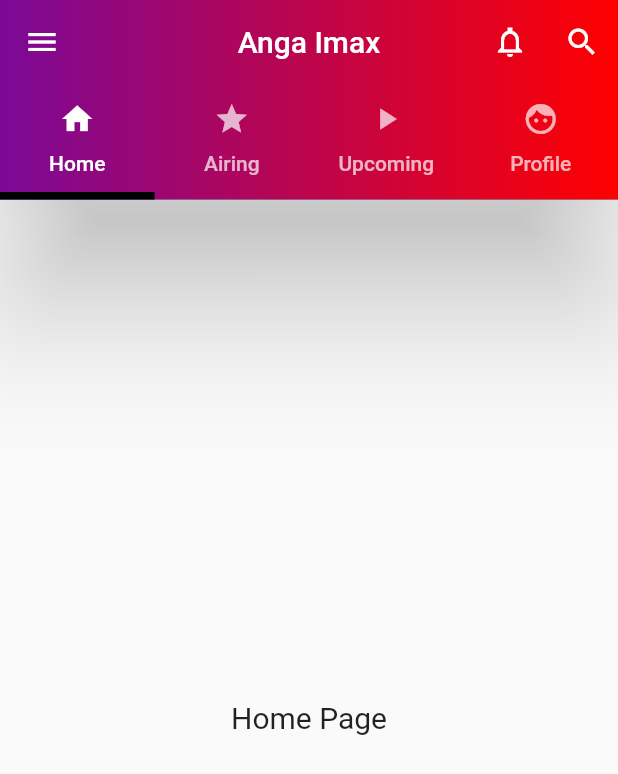
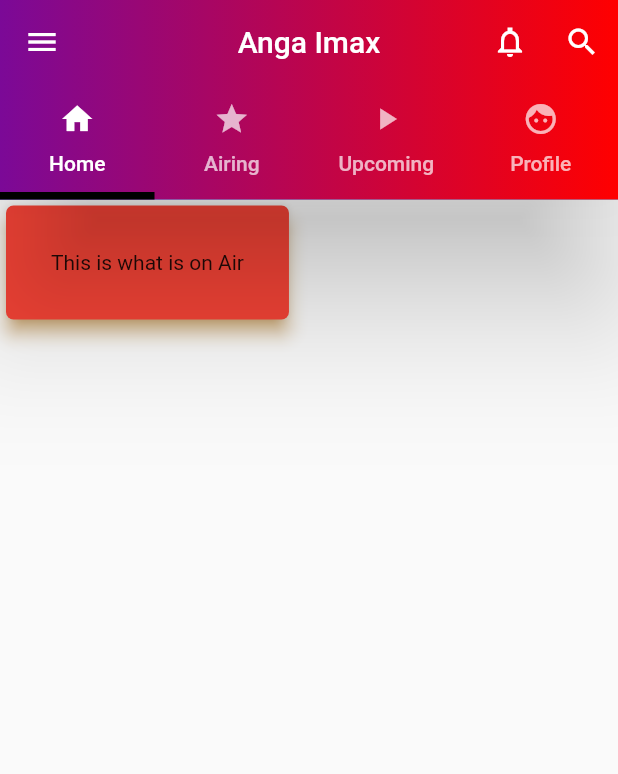
Before and after one commit to ryan541/Movie-App, a Flutter app: the Loginscreen screen opened directly, after a tap on "Login", on a phone screen of 412 x 824 dp. Shown: the top 774 px of the screen. Run offline on Flutter 3.47's test engine with Material 2 defaults, Android fonts, the phone set to English and light mode, and no system bars.

Commit message:
Styling UI

```diff
--- a/lib/main.dart
+++ b/lib/main.dart
@@ -11,7 +11,7 @@ class myApplication extends StatelessWidget {
   @override
   Widget build(BuildContext context) {
     return MaterialApp(
-      home: const splashScreen(),
+      home: const landingPage(),
     );
   }
 }
--- a/lib/views/customWidget.dart
+++ b/lib/views/customWidget.dart
@@ -14,7 +14,7 @@ ElevatedButton buttonWidget(label, action, color, [size = 20.01]) =>
     ElevatedButton(
       onPressed: action,
       style: ElevatedButton.styleFrom(
-          backgroundColor: color, fixedSize: Size(150, 50)),
+          backgroundColor: color, fixedSize: Size(130, 50)),
       child: Text(
         label,
         style: TextStyle(
--- a/lib/views/landingPage.dart
+++ b/lib/views/landingPage.dart
@@ -59,12 +59,23 @@ class landingPage extends StatelessWidget {
                 Tab(icon: Icon(Icons.face), text: 'Profile'),
               ]),
             ),
-          body: TabBarView(children: [
-            buildPage('Home Page'),
-            buildPage('Home Page'),
-            buildPage('Home Page'),
-            buildPage('Home Page'),
-          ]),
+            body: Card(
+              elevation: 5,
+              color: Colors.red,
+              shadowColor: Colors.orange,
+              shape: RoundedRectangleBorder(
+                  borderRadius: BorderRadius.circular(5)),
+              child: Padding(
+                padding: const EdgeInsets.all(30),
+                child: Text("This is what is on Air"),
+              ),
+            )
+            // TabBarView(children: [
+            //   buildPage('Home Page'),
+            //   buildPage('Home Page'),
+            //   buildPage('Home Page'),
+            //   buildPage('Home Page'),
+            // ]),
             ),
       );
 
--- a/lib/views/loginscreen.dart
+++ b/lib/views/loginscreen.dart
@@ -33,14 +33,26 @@ class Loginscreen extends StatelessWidget {
             child: Column(
               children: [
                 Padding(
-                  padding: const EdgeInsets.only(top: 50),
+                  padding: const EdgeInsets.only(top: 20),
                   child: Image.asset(
                     "assets/images/popcorns.png",
                     fit: BoxFit.cover,
                   ),
                 ),
                 myTextWidget("Username", titleColor),
-                TextField(),
+                TextField(
+                    obscureText: true,
+                    decoration: InputDecoration(
+                      labelText: "Enter Username",
+                      iconColor: Colors.cyan,
+                      prefix: Icon(Icons.offline_bolt),
+                      border: OutlineInputBorder(
+                          borderSide: BorderSide(color: activeColor),
+                          borderRadius: BorderRadius.circular(5)),
+                    )),
+                SizedBox(
+                  height: 10,
+                ),
                 myTextWidget("Password", titleColor),
                 TextField(),
                 Padding(
@@ -58,6 +70,13 @@ class Loginscreen extends StatelessWidget {
                     ],
                   ),
                 ),
+                GestureDetector(
+                  child: Text(
+                    "Forgot Password",
+                    style: TextStyle(fontSize: 20),
+                  ),
+                  onTap: () => print("Forgot Password"),
+                ),
               ],
             ),
           ),
--- a/lib/views/splashscreen.dart
+++ b/lib/views/splashscreen.dart
@@ -19,7 +19,7 @@ class _splashScreenState extends State<splashScreen> {
   @override
   void initState() {
     super.initState();
-    //_navigatetohome();
+    _navigatetohome();
   }
 
   _navigatetohome() async {
@@ -32,6 +32,7 @@ class _splashScreenState extends State<splashScreen> {
   Widget build(BuildContext context) {
     return Scaffold(
         body: Center(
+      // backgroundColor: backgroundColor;
       child: Column(
         mainAxisAlignment: MainAxisAlignment.center,
         children: [
```
Lines whose indentation alone changed are shown as unchanged.
